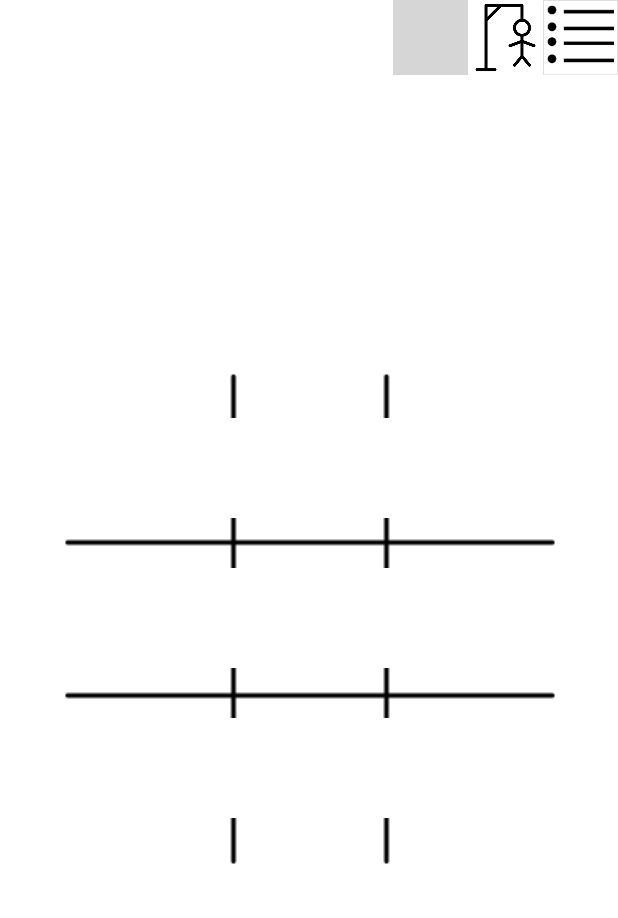
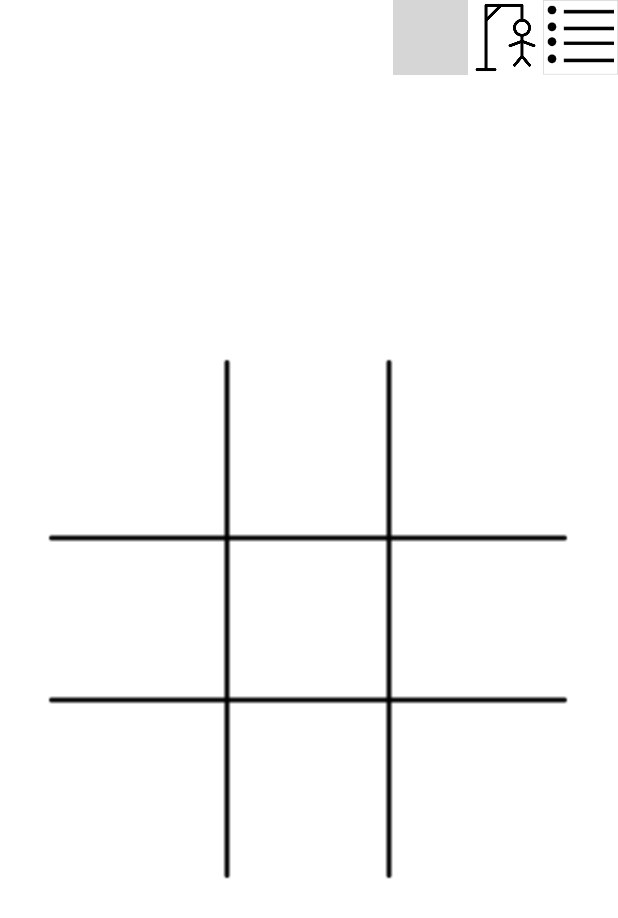
Before and after one commit to aw3335/Final-Project, an Android app: the layout fragment_tic_tac_toe.xml on its own in the app's theme, with its tools: preview values and no code run, on a phone screen of 412 x 824 dp. Shown: the top 918 px of the screen. Run offline under Robolectric (Android 15) with nearby library versions, the phone set to English and light mode, and no system bars; grey boxes are pictures that could not be loaded.

Commit message:
TicTacToe 99% finished

```diff
--- a/app/src/main/java/com/hfad/finalproject/MainActivity.java
+++ b/app/src/main/java/com/hfad/finalproject/MainActivity.java
@@ -14,6 +14,5 @@ public class MainActivity extends AppCompatActivity {
         super.onCreate(savedInstanceState);
         setContentView(R.layout.activity_main);
 
-        Database.load();
     }
 }
--- a/app/src/main/java/com/hfad/finalproject/Score.java
+++ b/app/src/main/java/com/hfad/finalproject/Score.java
@@ -12,7 +12,7 @@ import android.widget.ImageView;
 
 /**
  * A simple {@link Fragment} subclass.
- * Use the {@link Score#newInstance} factory method to
+ * Use the {@link Score} factory method to
  * create an instance of this fragment.
  */
 public class Score extends Fragment {
--- a/app/src/main/res/layout/fragment_tic_tac_toe.xml
+++ b/app/src/main/res/layout/fragment_tic_tac_toe.xml
@@ -8,17 +8,15 @@
 
     <ImageView
         android:id="@+id/GridTicTacToe"
-        android:layout_width="wrap_content"
-        android:layout_height="wrap_content"
-        android:layout_marginStart="36dp"
-        android:layout_marginTop="146dp"
-        android:layout_marginEnd="35dp"
-        android:layout_marginBottom="195dp"
+        android:layout_width="360dp"
+        android:layout_height="360dp"
         android:src="@drawable/ultimate_tic_tac_toe12_01"
         app:layout_constraintBottom_toBottomOf="parent"
         app:layout_constraintEnd_toEndOf="parent"
+        app:layout_constraintHorizontal_bias="0.484"
         app:layout_constraintStart_toStartOf="parent"
-        app:layout_constraintTop_toBottomOf="@+id/imgHangman" />
+        app:layout_constraintTop_toTopOf="parent"
+        app:layout_constraintVertical_bias="0.501" />
 
     <ImageView
         android:id="@+id/imgHangman"
@@ -50,27 +48,22 @@
         android:layout_width="100dp"
         android:layout_height="100dp"
         android:src="@drawable/ic_empty"
+        app:layout_constraintBottom_toBottomOf="@+id/GridTicTacToe"
+        app:layout_constraintEnd_toEndOf="@+id/GridTicTacToe"
+        app:layout_constraintStart_toStartOf="@+id/GridTicTacToe"
+        app:layout_constraintTop_toTopOf="@+id/GridTicTacToe"
+        app:layout_constraintVertical_bias="0.49" />
+
+    <TextView
+        android:id="@+id/txt_turn"
+        android:layout_width="wrap_content"
+        android:layout_height="wrap_content"
+        android:textSize="20sp"
         app:layout_constraintBottom_toBottomOf="parent"
         app:layout_constraintEnd_toEndOf="parent"
         app:layout_constraintStart_toStartOf="parent"
-        app:layout_constraintTop_toTopOf="parent" />
-
-    <ImageView
-        android:id="@+id/img_mid_left"
-        android:layout_width="100dp"
-        android:layout_height="100dp"
-        android:src="@drawable/ic_empty"
-        app:layout_constraintEnd_toStartOf="@+id/img_center"
-        app:layout_constraintTop_toTopOf="@+id/img_center" />
-
-    <ImageView
-        android:id="@+id/img_top_left"
-        android:layout_width="100dp"
-        android:layout_height="100dp"
-        android:src="@drawable/ic_empty"
-        app:layout_constraintEnd_toStartOf="@+id/img_top_mid"
-        app:layout_constraintStart_toStartOf="@+id/img_mid_left"
-        app:layout_constraintTop_toTopOf="@+id/img_top_mid" />
+        app:layout_constraintTop_toBottomOf="@+id/imgHome"
+        app:layout_constraintVertical_bias="0.13999999" />
 
     <ImageView
         android:id="@+id/img_top_mid"
@@ -78,43 +71,68 @@
         android:layout_height="100dp"
         android:src="@drawable/ic_empty"
         app:layout_constraintBottom_toTopOf="@+id/img_center"
-        app:layout_constraintEnd_toEndOf="@+id/img_center"
-        app:layout_constraintStart_toStartOf="@+id/img_center" />
+        app:layout_constraintEnd_toEndOf="@+id/GridTicTacToe"
+        app:layout_constraintStart_toStartOf="@+id/GridTicTacToe"
+        app:layout_constraintTop_toTopOf="@+id/GridTicTacToe" />
+
+    <ImageView
+        android:id="@+id/img_mid_left"
+        android:layout_width="100dp"
+        android:layout_height="100dp"
+        android:src="@drawable/ic_empty"
+        app:layout_constraintBottom_toBottomOf="@+id/GridTicTacToe"
+        app:layout_constraintEnd_toStartOf="@+id/img_center"
+        app:layout_constraintStart_toStartOf="@+id/GridTicTacToe"
+        app:layout_constraintTop_toTopOf="@+id/GridTicTacToe" />
+
+    <ImageView
+        android:id="@+id/img_mid_right"
+        android:layout_width="100dp"
+        android:layout_height="100dp"
+        android:src="@drawable/ic_empty"
+        app:layout_constraintBottom_toBottomOf="@+id/GridTicTacToe"
+        app:layout_constraintEnd_toEndOf="@+id/GridTicTacToe"
+        app:layout_constraintStart_toEndOf="@+id/img_center"
+        app:layout_constraintTop_toTopOf="@+id/GridTicTacToe" />
+
+    <ImageView
+        android:id="@+id/img_bot_mid"
+        android:layout_width="100dp"
+        android:layout_height="100dp"
+        android:src="@drawable/ic_empty"
+        app:layout_constraintBottom_toBottomOf="@+id/GridTicTacToe"
+        app:layout_constraintEnd_toEndOf="@+id/GridTicTacToe"
+        app:layout_constraintStart_toStartOf="@+id/GridTicTacToe"
+        app:layout_constraintTop_toBottomOf="@+id/img_center" />
+
+    <ImageView
+        android:id="@+id/img_top_left"
+        android:layout_width="100dp"
+        android:layout_height="100dp"
+        android:src="@drawable/ic_empty"
+        app:layout_constraintBottom_toTopOf="@+id/img_mid_left"
+        app:layout_constraintEnd_toStartOf="@+id/img_top_mid"
+        app:layout_constraintStart_toStartOf="@+id/GridTicTacToe"
+        app:layout_constraintTop_toTopOf="@+id/GridTicTacToe" />
 
     <ImageView
         android:id="@+id/img_top_right"
         android:layout_width="100dp"
         android:layout_height="100dp"
         android:src="@drawable/ic_empty"
-        app:layout_constraintEnd_toEndOf="@+id/img_mid_right"
+        app:layout_constraintBottom_toTopOf="@+id/img_mid_right"
+        app:layout_constraintEnd_toEndOf="@+id/GridTicTacToe"
         app:layout_constraintStart_toEndOf="@+id/img_top_mid"
-        app:layout_constraintTop_toTopOf="@+id/img_top_mid" />
-
-    <ImageView
-        android:id="@+id/img_mid_right"
-        android:layout_width="100dp"
-        android:layout_height="100dp"
-        android:src="@drawable/ic_empty"
-        app:layout_constraintStart_toEndOf="@+id/img_center"
-        app:layout_constraintTop_toTopOf="@+id/img_center" />
-
-    <ImageView
-        android:id="@+id/img_bot_mid"
-        android:layout_width="100dp"
-        android:layout_height="100dp"
-        android:src="@drawable/ic_empty"
-        app:layout_constraintEnd_toEndOf="@+id/img_center"
-        app:layout_constraintStart_toStartOf="@+id/img_center"
-        app:layout_constraintTop_toBottomOf="@+id/img_center" />
+        app:layout_constraintTop_toTopOf="@+id/GridTicTacToe" />
 
     <ImageView
         android:id="@+id/img_bot_left"
         android:layout_width="100dp"
         android:layout_height="100dp"
         android:src="@drawable/ic_empty"
-        app:layout_constraintBottom_toBottomOf="@+id/img_bot_mid"
+        app:layout_constraintBottom_toBottomOf="@+id/GridTicTacToe"
         app:layout_constraintEnd_toStartOf="@+id/img_bot_mid"
-        app:layout_constraintStart_toStartOf="@+id/img_mid_left"
+        app:layout_constraintStart_toStartOf="@+id/GridTicTacToe"
         app:layout_constraintTop_toBottomOf="@+id/img_mid_left" />
 
     <ImageView
@@ -122,8 +140,9 @@
         android:layout_width="100dp"
         android:layout_height="100dp"
         android:src="@drawable/ic_empty"
-        app:layout_constraintBottom_toBottomOf="@+id/img_bot_mid"
-        app:layout_constraintEnd_toEndOf="@+id/img_mid_right"
+        app:layout_constraintBottom_toBottomOf="@+id/GridTicTacToe"
+        app:layout_constraintEnd_toEndOf="@+id/GridTicTacToe"
         app:layout_constraintStart_toEndOf="@+id/img_bot_mid"
         app:layout_constraintTop_toBottomOf="@+id/img_mid_right" />
+
 </androidx.constraintlayout.widget.ConstraintLayout>
--- a/app/src/main/res/values/strings.xml
+++ b/app/src/main/res/values/strings.xml
@@ -17,4 +17,6 @@
     <string name="word_to_find">Word to find was: #word#</string>
     <string name="try_an_other">Try an other letter</string>
     <string name="letter_already_entered">Letter already entered</string>
+    <string name="congratulations">Congratulations!</string>
+    <string name="tic_tac_toe">Tic Tac Toe</string>
 </resources>
```
Also changed, not shown: app/src/main/java/com/hfad/finalproject/Database.java (deleted, +0 -59 lines), app/src/main/java/com/hfad/finalproject/DialogTicTacToe.java (+16 -6 lines), app/src/main/java/com/hfad/finalproject/MainMenu.java (+4 -4 lines), app/src/main/java/com/hfad/finalproject/Results.java (+45 -1 lines), app/src/main/java/com/hfad/finalproject/TicTacToe.java (+79 -10 lines), app/src/main/res/layout/dialog_tic_tac_toe.xml (+13 -4 lines), app/src/main/res/layout/fragment_results.xml (+70 -6 lines), app/src/main/res/navigation/nav_graph.xml (+9 -3 lines).
